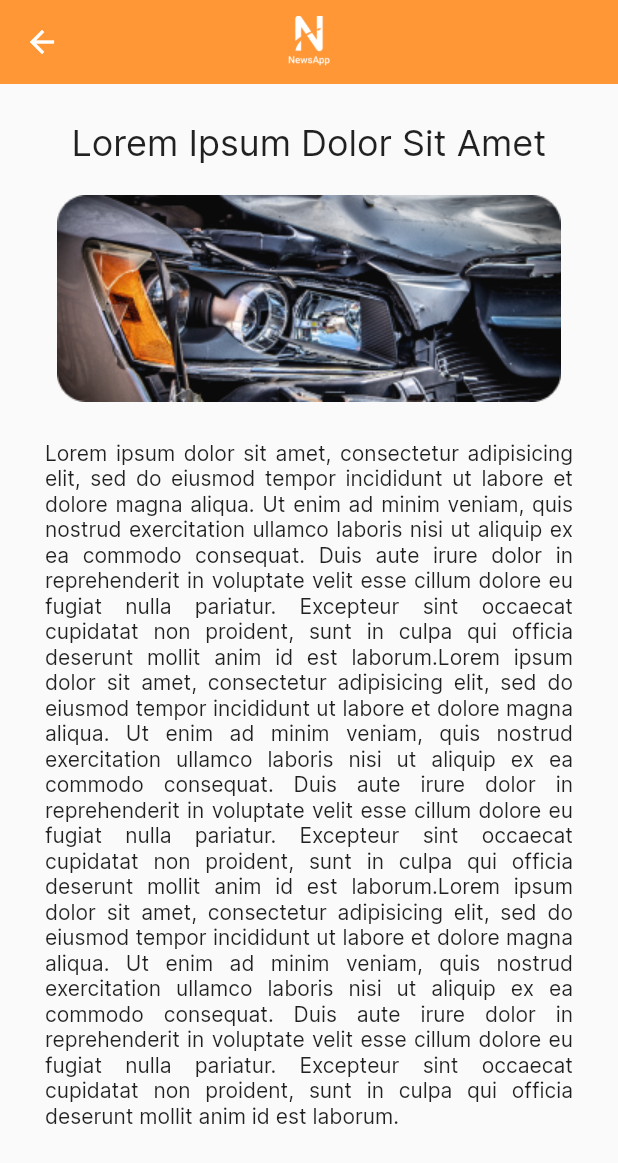
After one commit to alfinabalqis/flutter-NewsApp, a Flutter app: the DetailNewsPage screen opened directly, on a phone screen of 412 x 824 dp. The commit adds this screen. Shown: the top 1163 px of the screen. Run offline on Flutter 3.47's test engine with Material 2 defaults, Android fonts, the phone set to English and light mode, and no system bars; our stand-ins replace circular_profile_avatar.

Commit message:
add detail page

```diff
--- /dev/null
+++ b/lib/detailnews_page.dart
@@ -0,0 +1,46 @@
+import 'package:flutter/cupertino.dart';
+import 'package:flutter/material.dart';
+
+class DetailNewsPage extends StatelessWidget{
+  @override
+  Widget build(BuildContext context) {
+    return Scaffold(
+      appBar: new AppBar(
+        elevation: 0.0,
+        backgroundColor: Color.fromRGBO(255,151,55,1),
+        title: Image.asset(
+          "images/logo.png",
+          width: 35,
+          height: 35,),
+        centerTitle: true,
+      ),
+      body: new Container(
+          child: ListView(
+            children: <Widget>[
+              Container(
+                padding: EdgeInsets.only(top: 25, bottom: 20),
+                child: Center(
+                    child: Text('Lorem Ipsum Dolor Sit Amet', style: TextStyle(fontSize: 24),)
+                ),
+              ),
+              Container(
+                alignment: Alignment(0, 0),
+                child: new Image.asset('images/trending.png')
+              ),
+              Container(
+                  padding: EdgeInsets.only(top: 25, bottom: 20, left: 30, right: 30),
+                  child: Center(
+                    child: Text('Lorem ipsum dolor sit amet, consectetur adipisicing elit, sed do eiusmod tempor incididunt ut labore et dolore magna aliqua. Ut enim ad minim veniam, quis nostrud exercitation ullamco laboris nisi ut aliquip ex ea commodo consequat. Duis aute irure dolor in '
+                      'reprehenderit in voluptate velit esse cillum dolore eu fugiat nulla pariatur. Excepteur sint occaecat cupidatat non proident, sunt in culpa qui officia deserunt mollit anim id est laborum.'
+                        'Lorem ipsum dolor sit amet, consectetur adipisicing elit, sed do eiusmod tempor incididunt ut labore et dolore magna aliqua. Ut enim ad minim veniam, quis nostrud exercitation ullamco laboris nisi ut aliquip ex ea commodo consequat. Duis aute irure dolor in '
+                        'reprehenderit in voluptate velit esse cillum dolore eu fugiat nulla pariatur. Excepteur sint occaecat cupidatat non proident, sunt in culpa qui officia deserunt mollit anim id est laborum.'
+                        'Lorem ipsum dolor sit amet, consectetur adipisicing elit, sed do eiusmod tempor incididunt ut labore et dolore magna aliqua. Ut enim ad minim veniam, quis nostrud exercitation ullamco laboris nisi ut aliquip ex ea commodo consequat. Duis aute irure dolor in '
+                        'reprehenderit in voluptate velit esse cillum dolore eu fugiat nulla pariatur. Excepteur sint occaecat cupidatat non proident, sunt in culpa qui officia deserunt mollit anim id est laborum.', textAlign: TextAlign.justify,),
+                )
+              ),
+            ],
+          )
+      ),
+    );
+  }
+}
--- a/lib/homenews_page.dart
+++ b/lib/homenews_page.dart
@@ -1,4 +1,5 @@
 import 'package:flutter/material.dart';
+import 'package:newsapp/detailnews_page.dart';
 
 class HomeNewsPage extends StatelessWidget {
   @override
@@ -49,10 +50,17 @@ class HomeNewsPage extends StatelessWidget {
                         color: Color.fromRGBO(255,151,55,1)),
                   ),
                 ),
-                new Container(
-                  alignment: Alignment(0, 0),
-                  child: new Image.asset('images/trending.png'),
-                )
+                new GestureDetector(
+                  onTap: (){
+                    Route route = MaterialPageRoute(builder: (context) => DetailNewsPage());
+                    Navigator.push(context, route);
+                  },
+                  child:  new Container(
+                    alignment: Alignment(0, 0),
+                    child: new Image.asset('images/trending.png'),
+                  )
+                ),
+
               ],
             ),
           )
```
